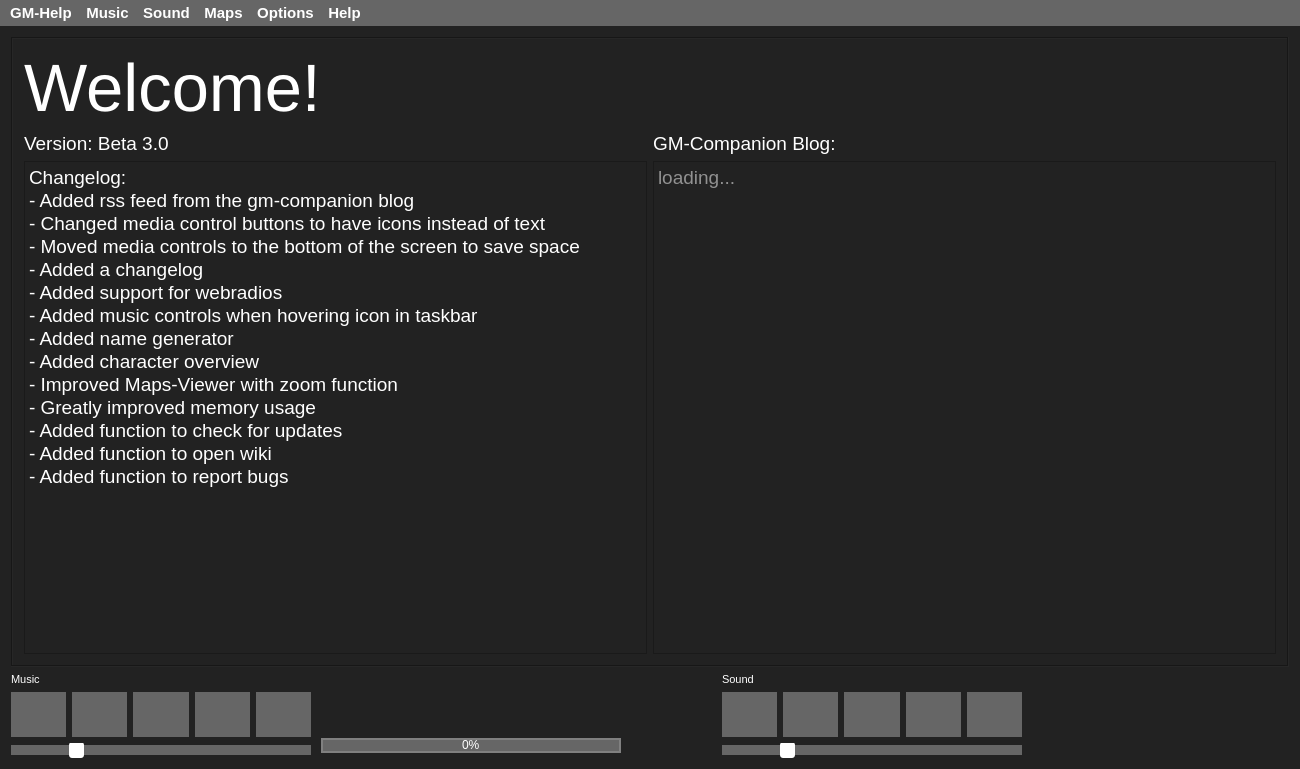
First picture: the form in C++Project/GM-Companion/mainwindow.ui, repository PhilInTheGaps/GM-Companion, before the edit.
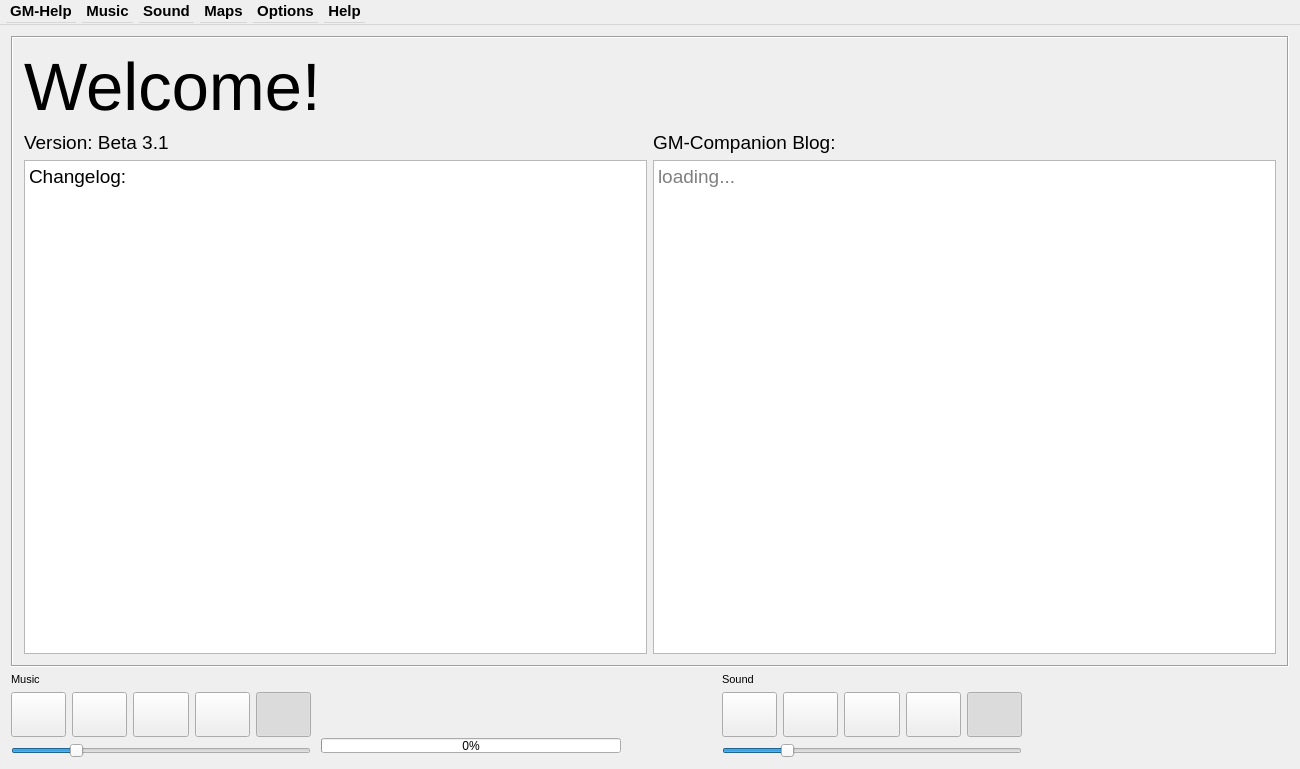
Second picture: the form after the edit. Icons and pictures are not drawn.

The edit to the form file:
```diff
--- a/C++Project/GM-Companion/mainwindow.ui
+++ b/C++Project/GM-Companion/mainwindow.ui
@@ -27,214 +27,7 @@
    <bool>false</bool>
   </property>
   <property name="styleSheet">
-   <string notr="true">QWidget {
-	background-color: #222222;
-	color: rgb(255, 255, 255);
-}
-
-QMenuBar{
-background-color: rgb(102, 102, 102);
-}
-
-QMenuBar::item {
-    spacing: 10px;
-	padding: 4px;
-    background: transparent;
-    border-radius: 2px;
-}
-
-QMenuBar::item:selected {
-    background: #444444;
-}
-
-QMenuBar::item:hover:!pressed {
-    background: #555555;
-}
-
-QMenuBar::item:pressed {
-    background: #333333;
-}
-
-QMenu {
-    background-color: #666666;
-}
-
-QMenu::item {
-    background-color: transparent;
-}
-
-QMenu::item:selected {
-    background-color: #333333;
-}
-
-QPushButton{
-background-color: rgb(102, 102, 102);
-border: 1px;
-padding: 5px;
-min-width: 40px;
-min-height: 30px;
-}
-
-QPushButton:pressed{
-background-color: rgb(51, 51, 51);
-}
-
-QPushButton:disabled {
-	background-color: #111111;
-}
-
-QPushButton:hover:!pressed{
-background-color: rgb(85, 85, 85);
-}
-
-QSlider::groove:horizontal {
-    border: transparent;
-	height: 10px;
-	background-color: rgb(102, 102, 102);
-    margin: 5px 0;
-}
-
-QSlider::handle:horizontal {
-    background: white;
-    border: transparent;
-    width: 15px;
-    margin: -3px 0;
-    border-radius: 3px;
-}
-
-QProgressBar {
-    border: 2px solid grey;
-	background-color: rgb(102, 102, 102);
-    border-radius: 0px;
-	text-align: center;
-}
-
-QProgressBar::chunk {
-    background-color: #222222;
-    width: 1px;
-}
-
-QTabWidget::pane { /* The tab widget frame */
-    border: 1px solid #555555;
-}
-
-QTabWidget::tab-bar {
-    left: 0px;
-}
-
-QTabBar::tab {
-	background-color: rgb(102, 102, 102);
-    border: 1px solid #555555;
-    border-top-left-radius: 2px;
-    border-top-right-radius: 2px;
-    min-width: 100px;
-    padding: 5px;
-}
-
-QTabBar::tab:selected, QTabBar::tab:hover {
-    background: #555555;
-}
-
-QTabBar::tab:selected {
-    border-color: #333333;
-    border-bottom-color: #555555; /* same as pane color */
-	background-color: rgb(68, 68, 68);
-}
-
-QTabBar::tab:!selected {
-    margin-top: 2px; /* make non-selected tabs look smaller */
-}
-
-QToolBox::tab {
-background-color: rgb(102, 102, 102);
-    border-radius: 1px;
-}
-
-QToolBox::tab:hover:!pressed {
-background-color: rgb(85, 85, 85);
-}
-
-QToolBox::tab:!pressed {
-background-color: rgb(51, 51, 51);
-}
-
-QToolBox::tab:selected { 
-    font: italic, bold;
-}
-
-QTableView{
-selection-background-color: rgb(68, 68, 68);
-}
-
-QTableView QTableCornerButton::section {
-background-color: rgb(34, 34, 34);
-}
-
-QTableView::item {
-   /* border: 5px solid rgba(68, 119, 170, 150);*/
-	
-	background-color: #333333;
-}
-
-QTableView::item:selected {
-	background-color: #777777;
-}
-
-QTableView, QHeaderView::section {    
-	background-color: rgb(34, 34, 34);
-}
-
-QScrollBar:horizontal {
-    border: 2px solid #222222;
-    background-color: #333333;
-    height: 15px;
-    margin: 0px 20px 0 20px;
-}
-QScrollBar::handle:horizontal {
-    background-color: #222222;
-    min-width: 20px;
-}
-QScrollBar::add-line:horizontal {
-    border: 2px solid #444444;
-    background: #222222;
-    width: 20px;
-    subcontrol-position: right;
-    subcontrol-origin: margin;
-}
-
-QScrollBar::sub-line:horizontal {
-    border: 2px solid #444444;
-    background: #222222;
-    width: 20px;
-    subcontrol-position: left;
-    subcontrol-origin: margin;
-}
-
-QScrollBar:vertical {
-    border: 2px solid #222222;
-    background-color: #333333;
-    width: 15px;
-    margin: 20px 0px 20 0px;
-}
-QScrollBar::handle:vertical {
-    background-color: #222222;
-    min-height: 20px;
-}
-QScrollBar::add-line:vertical {
-    border: 2px solid #444444;
-    background: #222222;
-    height: 20px;
-    subcontrol-position: bottom;
-    subcontrol-origin: margin;
-}
-
-QScrollBar::sub-line:vertical {
-    border: 2px solid #444444;
-    background: #222222;
-    height: 20px;
-    subcontrol-position: top;
-    subcontrol-origin: margin;
-}</string>
+   <string notr="true"/>
   </property>
   <property name="tabShape">
    <enum>QTabWidget::Triangular</enum>
@@ -1181,7 +974,7 @@
                </font>
               </property>
               <property name="text">
-               <string>Version: Beta 3.0</string>
+               <string>Version: Beta 3.1</string>
               </property>
              </widget>
             </item>
@@ -1200,20 +993,7 @@
 &lt;html&gt;&lt;head&gt;&lt;meta name=&quot;qrichtext&quot; content=&quot;1&quot; /&gt;&lt;style type=&quot;text/css&quot;&gt;
 p, li { white-space: pre-wrap; }
 &lt;/style&gt;&lt;/head&gt;&lt;body style=&quot; font-family:'MS Shell Dlg 2'; font-size:14pt; font-weight:400; font-style:normal;&quot;&gt;
-&lt;p style=&quot; margin-top:0px; margin-bottom:0px; margin-left:0px; margin-right:0px; -qt-block-indent:0; text-indent:0px;&quot;&gt;Changelog:&lt;/p&gt;
-&lt;p style=&quot; margin-top:0px; margin-bottom:0px; margin-left:0px; margin-right:0px; -qt-block-indent:0; text-indent:0px;&quot;&gt;- Added rss feed from the gm-companion blog&lt;/p&gt;
-&lt;p style=&quot; margin-top:0px; margin-bottom:0px; margin-left:0px; margin-right:0px; -qt-block-indent:0; text-indent:0px;&quot;&gt;- Changed media control buttons to have icons instead of text&lt;/p&gt;
-&lt;p style=&quot; margin-top:0px; margin-bottom:0px; margin-left:0px; margin-right:0px; -qt-block-indent:0; text-indent:0px;&quot;&gt;- Moved media controls to the bottom of the screen to save space&lt;/p&gt;
-&lt;p style=&quot; margin-top:0px; margin-bottom:0px; margin-left:0px; margin-right:0px; -qt-block-indent:0; text-indent:0px;&quot;&gt;- Added a changelog&lt;/p&gt;
-&lt;p style=&quot; margin-top:0px; margin-bottom:0px; margin-left:0px; margin-right:0px; -qt-block-indent:0; text-indent:0px;&quot;&gt;- Added support for webradios&lt;/p&gt;
-&lt;p style=&quot; margin-top:0px; margin-bottom:0px; margin-left:0px; margin-right:0px; -qt-block-indent:0; text-indent:0px;&quot;&gt;- Added music controls when hovering icon in taskbar&lt;/p&gt;
-&lt;p style=&quot; margin-top:0px; margin-bottom:0px; margin-left:0px; margin-right:0px; -qt-block-indent:0; text-indent:0px;&quot;&gt;- Added name generator&lt;/p&gt;
-&lt;p style=&quot; margin-top:0px; margin-bottom:0px; margin-left:0px; margin-right:0px; -qt-block-indent:0; text-indent:0px;&quot;&gt;- Added character overview&lt;/p&gt;
-&lt;p style=&quot; margin-top:0px; margin-bottom:0px; margin-left:0px; margin-right:0px; -qt-block-indent:0; text-indent:0px;&quot;&gt;- Improved Maps-Viewer with zoom function&lt;/p&gt;
-&lt;p style=&quot; margin-top:0px; margin-bottom:0px; margin-left:0px; margin-right:0px; -qt-block-indent:0; text-indent:0px;&quot;&gt;- Greatly improved memory usage&lt;/p&gt;
-&lt;p style=&quot; margin-top:0px; margin-bottom:0px; margin-left:0px; margin-right:0px; -qt-block-indent:0; text-indent:0px;&quot;&gt;- Added function to check for updates&lt;/p&gt;
-&lt;p style=&quot; margin-top:0px; margin-bottom:0px; margin-left:0px; margin-right:0px; -qt-block-indent:0; text-indent:0px;&quot;&gt;- Added function to open wiki&lt;/p&gt;
-&lt;p style=&quot; margin-top:0px; margin-bottom:0px; margin-left:0px; margin-right:0px; -qt-block-indent:0; text-indent:0px;&quot;&gt;- Added function to report bugs&lt;/p&gt;&lt;/body&gt;&lt;/html&gt;</string>
+&lt;p style=&quot; margin-top:0px; margin-bottom:0px; margin-left:0px; margin-right:0px; -qt-block-indent:0; text-indent:0px;&quot;&gt;Changelog:&lt;/p&gt;&lt;/body&gt;&lt;/html&gt;</string>
               </property>
              </widget>
             </item>
@@ -2085,7 +1865,7 @@
      <x>0</x>
      <y>0</y>
      <width>1300</width>
-     <height>28</height>
+     <height>25</height>
     </rect>
    </property>
    <property name="sizePolicy">
```
Left out of the diff: 20 changed lines with no effect on the pictures.
